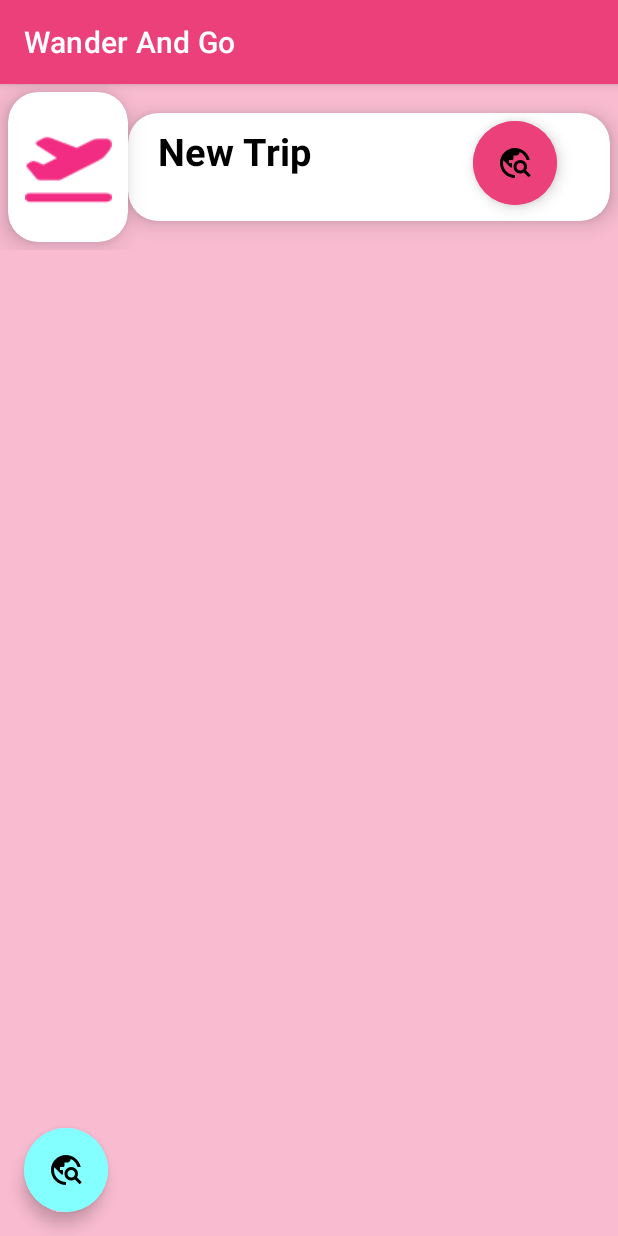
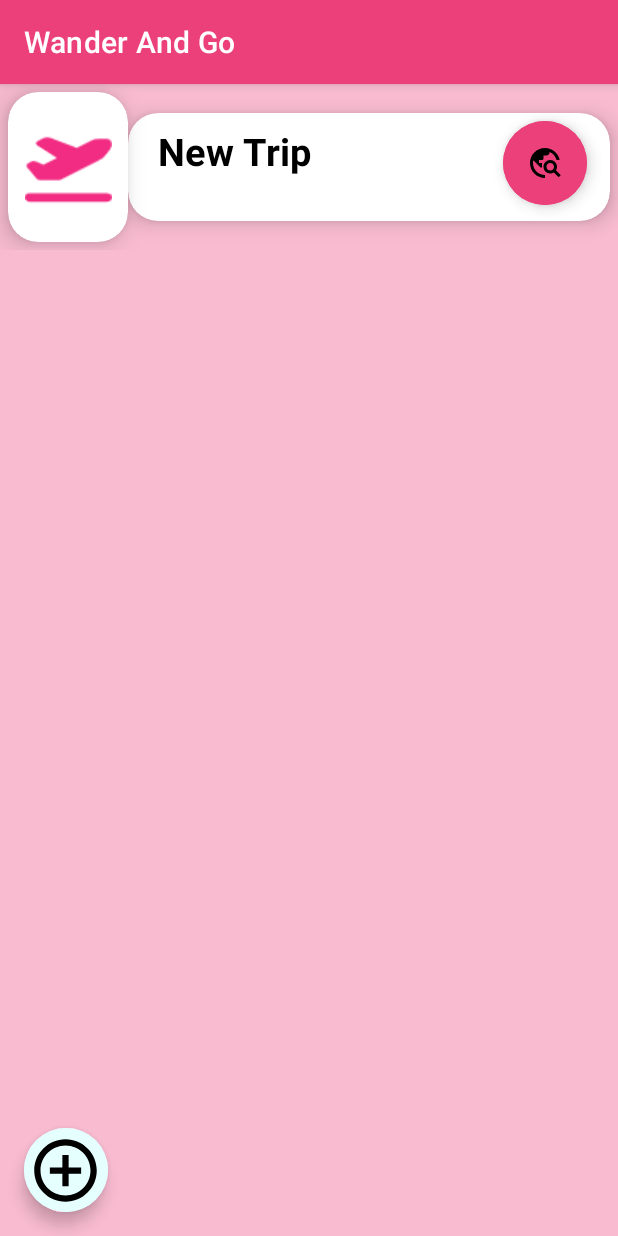
Before and after one commit to ShaniHalali/Wander-and-Go-travel-management-app, an Android app: the fragment HomeFragment shown on its own in the app's theme, after a tap on "Location Button", on a phone screen of 412 x 824 dp. Run offline under Robolectric (Android 15) with nearby library versions, the phone set to English and light mode, and no system bars.

```diff
--- a/app/src/main/java/com/example/myapplication/Adapter/TripAdapter.java
+++ b/app/src/main/java/com/example/myapplication/Adapter/TripAdapter.java
@@ -4,17 +4,23 @@ import android.view.LayoutInflater;
 import android.view.View;
 import android.view.ViewGroup;
 import android.widget.TextView;
+import android.widget.Toast;
+
 import androidx.annotation.NonNull;
 import androidx.recyclerview.widget.RecyclerView;
+
 import com.example.myapplication.R;
+
 import java.util.List;
 
 public class TripAdapter extends RecyclerView.Adapter<TripAdapter.TripViewHolder> {
 
     private List<String> tripList; // Use your actual Trip model instead of String
+    private OnItemLongClickListener onItemLongClickListener;
 
-    public TripAdapter(List<String> tripList) {
+    public TripAdapter(List<String> tripList, OnItemLongClickListener onItemLongClickListener) {
         this.tripList = tripList;
+        this.onItemLongClickListener = onItemLongClickListener;
     }
 
     @NonNull
@@ -29,7 +35,15 @@ public class TripAdapter extends RecyclerView.Adapter<TripAdapter.TripViewHolder
     public void onBindViewHolder(@NonNull TripViewHolder holder, int position) {
         String trip = tripList.get(position);
         holder.tripName.setText(trip);
-        // Bind other data to your views here
+
+        // Handle long click
+        holder.itemView.setOnLongClickListener(v -> {
+            if (onItemLongClickListener != null) {
+                onItemLongClickListener.onItemLongClick(position);
+                return true; // Return true to indicate that the long click has been handled
+            }
+            return false;
+        });
     }
 
     @Override
@@ -46,4 +60,8 @@ public class TripAdapter extends RecyclerView.Adapter<TripAdapter.TripViewHolder
             tripName = itemView.findViewById(R.id.trips_LBL_name); // Adjust to match your item layout
         }
     }
+
+    public interface OnItemLongClickListener {
+        void onItemLongClick(int position);
+    }
 }
--- a/app/src/main/java/com/example/myapplication/ui/home/HomeFragment.java
+++ b/app/src/main/java/com/example/myapplication/ui/home/HomeFragment.java
@@ -21,18 +21,23 @@ public class HomeFragment extends Fragment {
 
     private RecyclerView recyclerView;
     private TripAdapter tripAdapter;
-    private List<String> tripList; // i need to use the real data base
+    private List<String> tripList; // השתמש במודל Trip האמיתי שלך
 
     public View onCreateView(@NonNull LayoutInflater inflater,
                              ViewGroup container, Bundle savedInstanceState) {
         View root = inflater.inflate(R.layout.fragment_home, container, false);
 
         // Initialize RecyclerView and adapter
-        recyclerView = root.findViewById(R.id.list_LST_trips);
+        recyclerView = root.findViewById(R.id.list_LST_trips); // ווידא ש-ID זה תואם ל-XML
         recyclerView.setLayoutManager(new LinearLayoutManager(getContext()));
 
         tripList = new ArrayList<>();
-        tripAdapter = new TripAdapter(tripList);
+        tripAdapter = new TripAdapter(tripList, position -> {
+            // Handle the long click event
+            tripList.remove(position);
+            tripAdapter.notifyItemRemoved(position);
+            Toast.makeText(getContext(), "Trip removed", Toast.LENGTH_SHORT).show();
+        });
         recyclerView.setAdapter(tripAdapter);
 
         // Button to add new trip
--- /dev/null
+++ b/app/src/main/res/drawable/add_circle_outline.xml
@@ -0,0 +1,13 @@
+<?xml version="1.0" encoding="utf-8"?>
+<vector xmlns:android="http://schemas.android.com/apk/res/android"
+    android:width="24dp"
+    android:height="24dp"
+    android:viewportWidth="24"
+    android:viewportHeight="24">
+
+    <path
+        android:pathData="M0 0h24v24H0z" />
+    <path
+        android:fillColor="#000000"
+        android:pathData="M13 7h-2v4H7v2h4v4h2v-4h4v-2h-4V7zm-1-5C6.48 2 2 6.48 2 12s4.48 10 10 10 10-4.48 10-10S17.52 2 12 2zm0 18c-4.41 0-8-3.59-8-8s3.59-8 8-8 8 3.59 8 8-3.59 8-8 8z" />
+</vector>
--- a/app/src/main/res/layout/fragment_home.xml
+++ b/app/src/main/res/layout/fragment_home.xml
@@ -19,8 +19,9 @@
         android:layout_height="wrap_content"
         android:layout_alignParentBottom="true"
         android:layout_margin="16dp"
-        android:backgroundTint="@color/blue_sky2"
-        app:icon="@drawable/travel_explore"
+        android:backgroundTint="@color/blue_sky"
+        app:icon="@drawable/add_circle_outline"
+        app:iconSize="50dp"
         android:contentDescription="@string/location_button_description"/>
 
 </RelativeLayout>
--- a/app/src/main/res/layout/horizontal_player_item.xml
+++ b/app/src/main/res/layout/horizontal_player_item.xml
@@ -29,7 +29,7 @@
                 android:src="@drawable/app_logo"
                 android:scaleType="center" />
 
-            <!-- Foreground ImageView (Player Image) -->
+            <!-- Foreground ImageView (trip Image) -->
             <ImageView
                 android:id="@+id/player_IMG_poster"
                 android:layout_width="match_parent"
@@ -77,7 +77,7 @@
                 android:layout_width="wrap_content"
                 android:layout_height="wrap_content"
                 android:layout_marginTop="5dp"
-                android:layout_marginStart="230dp"
+                android:layout_marginStart="250dp"
                 android:scaleType="fitCenter"
                 android:backgroundTint="@color/pink_400"
                 app:icon="@drawable/travel_explore"
```
